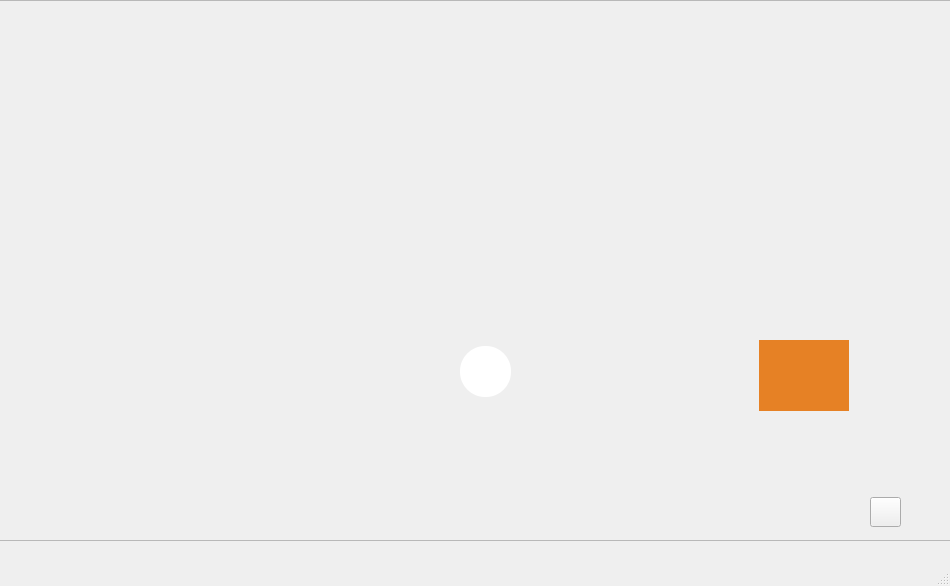
robertmorelli/color_alchemy, file mainwindow.ui: the form before one commit.
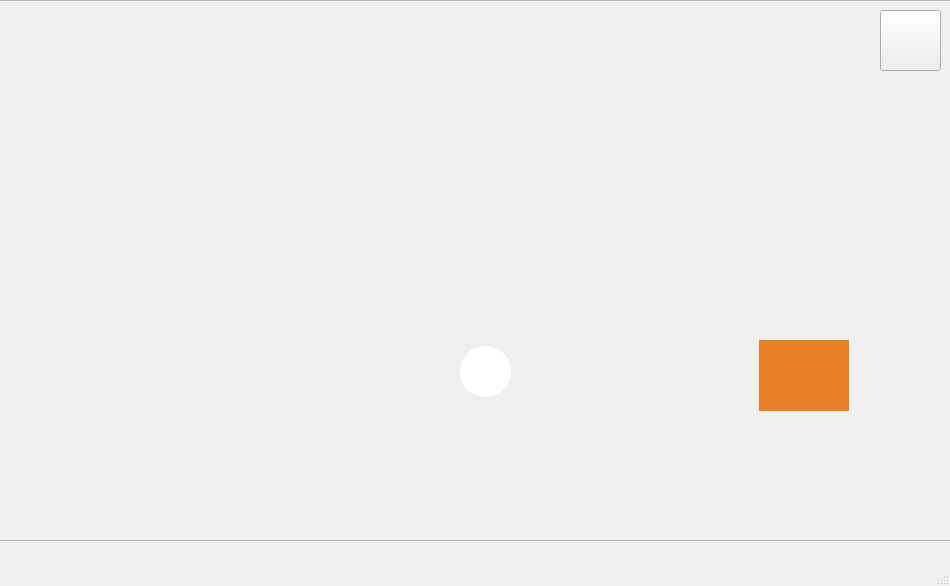
The form after the commit. Icons and pictures are not drawn. Custom widgets are drawn as their Qt base class.

Commit message: Fix warnings and move reset button

Patch:
```diff
--- a/mainwindow.ui
+++ b/mainwindow.ui
@@ -193,10 +193,10 @@
     <widget class="QPushButton" name="reset">
      <property name="geometry">
       <rect>
-       <x>880</x>
-       <y>497</y>
-       <width>31</width>
-       <height>30</height>
+       <x>890</x>
+       <y>10</y>
+       <width>61</width>
+       <height>61</height>
       </rect>
      </property>
      <property name="styleSheet">
```
Left out of the diff: 2 changed lines with no effect on the pictures. The commit also changes 6 other files.
